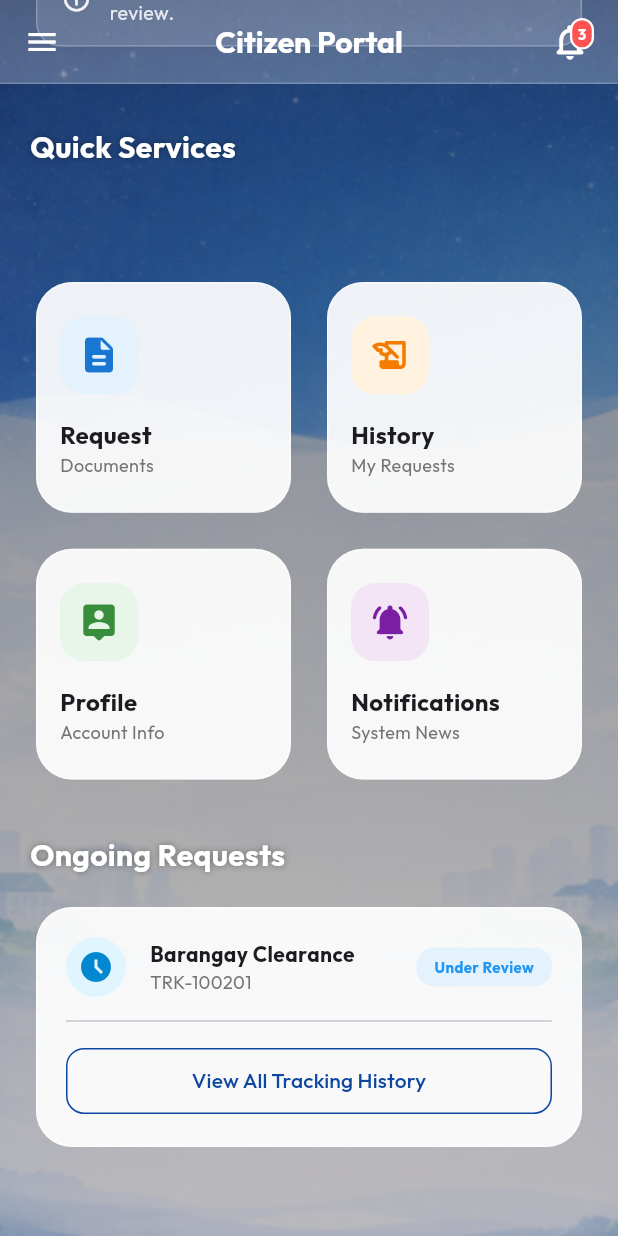
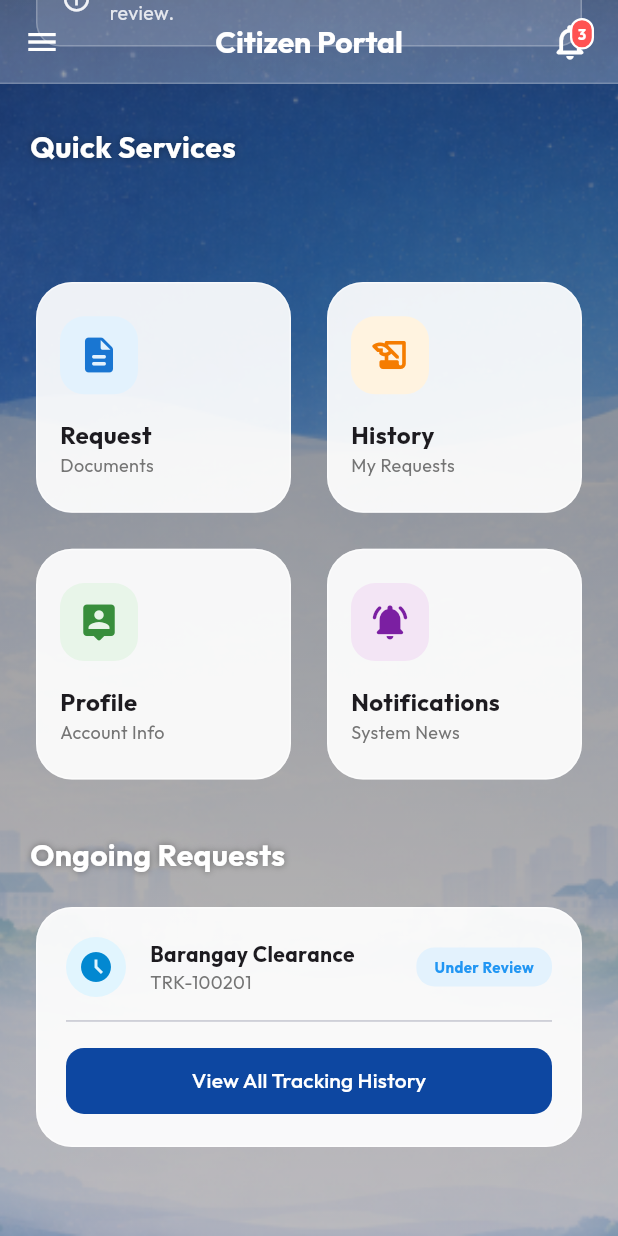
Before and after one commit to gab-hub-you/gsiacflutter, a Flutter app: the DashboardScreen screen opened directly, scrolled down 230 dp, on a phone screen of 412 x 824 dp. Run offline on Flutter 3.47's test engine with Material 3 defaults, Android fonts, the phone set to English and light mode, and no system bars; drawn by our look-alikes of flutter_animate; our stand-ins replace file_picker, flutter_dotenv, google_fonts, shared_preferences, supabase_flutter; accounts and stored records are empty.

Commit message:
ui improvements

```diff
--- a/lib/screens/dashboard_screen.dart
+++ b/lib/screens/dashboard_screen.dart
@@ -49,6 +49,7 @@ class DashboardScreen extends StatelessWidget {
             child: Image.asset(
               'lib/assets/image/bg.webp',
               fit: BoxFit.cover,
+              alignment: Alignment.topCenter,
             ),
           ),
           Positioned.fill(
@@ -267,14 +268,15 @@ class DashboardScreen extends StatelessWidget {
               ],
             ),
             const Divider(height: 32),
-            OutlinedButton(
+            ElevatedButton(
               onPressed: () => Navigator.push(
                   context, MaterialPageRoute(builder: (ctx) => const MyRequestsScreen())),
-              style: OutlinedButton.styleFrom(
+              style: ElevatedButton.styleFrom(
                 minimumSize: const Size(double.infinity, 44),
                 shape: RoundedRectangleBorder(borderRadius: BorderRadius.circular(12)),
-                side: const BorderSide(color: Color(0xFF0D47A1)),
-                foregroundColor: const Color(0xFF0D47A1),
+                backgroundColor: const Color(0xFF0D47A1),
+                foregroundColor: Colors.white,
+                elevation: 0,
               ),
               child: const Text('View All Tracking History'),
             ),
--- a/lib/screens/login_screen.dart
+++ b/lib/screens/login_screen.dart
@@ -52,6 +52,8 @@ class _LoginScreenState extends State<LoginScreen> {
   @override
   Widget build(BuildContext context) {
     return Scaffold(
+      backgroundColor: Colors.transparent,
+      resizeToAvoidBottomInset: false,
       body: Stack(
         children: [
           // Animated Gradient Background
@@ -60,6 +62,7 @@ Positioned.fill(
   child: Image.asset(
     'lib/assets/image/bg.webp',
     fit: BoxFit.cover,
+    alignment: Alignment.topCenter,
   ),
 ),
 
--- a/lib/screens/my_requests_screen.dart
+++ b/lib/screens/my_requests_screen.dart
@@ -37,12 +37,14 @@ class _MyRequestsScreenState extends State<MyRequestsScreen> {
         ),
       ),
       body: Stack(
+        fit: StackFit.expand,
         children: [
           // Background Image
           Positioned.fill(
             child: Image.asset(
               'lib/assets/image/bg.webp',
               fit: BoxFit.cover,
+              alignment: Alignment.topCenter,
             ),
           ),
 
@@ -63,7 +65,8 @@ class _MyRequestsScreenState extends State<MyRequestsScreen> {
           ),
 
           // Content
-          provider.isLoading
+          Positioned.fill(
+            child: provider.isLoading
                 ? const Center(child: CircularProgressIndicator(color: Colors.white))
                 : ListView.builder(
                     padding: const EdgeInsets.fromLTRB(20, 80, 20, 16),
@@ -72,6 +75,7 @@ class _MyRequestsScreenState extends State<MyRequestsScreen> {
                       final req = provider.requests[index];
                       return _buildRequestCard(req, index);
                     },
+                  ),
           ),
         ],
       ),
--- a/lib/screens/notification_screen.dart
+++ b/lib/screens/notification_screen.dart
@@ -49,6 +49,7 @@ class NotificationScreen extends StatelessWidget {
             child: Image.asset(
               'lib/assets/image/bg.webp',
               fit: BoxFit.cover,
+              alignment: Alignment.topCenter,
             ),
           ),
 
--- a/lib/screens/profile_screen.dart
+++ b/lib/screens/profile_screen.dart
@@ -75,12 +75,14 @@ class ProfileScreen extends StatelessWidget {
         ),
       ),
       body: Stack(
+        fit: StackFit.expand,
         children: [
           // Background Image
           Positioned.fill(
             child: Image.asset(
               'lib/assets/image/bg.webp',
               fit: BoxFit.cover,
+              alignment: Alignment.topCenter,
             ),
           ),
 
@@ -101,7 +103,8 @@ class ProfileScreen extends StatelessWidget {
           ),
 
           // Main Content
-          SingleChildScrollView(
+          Positioned.fill(
+            child: SingleChildScrollView(
               child: Column(
                 children: [
                   _buildProfileHeader(user),
@@ -145,6 +148,7 @@ class ProfileScreen extends StatelessWidget {
                     ),
                   ),
                 ],
+              ),
             ),
           ),
         ],
--- a/lib/screens/register_screen.dart
+++ b/lib/screens/register_screen.dart
@@ -126,6 +126,8 @@ class _RegisterScreenState extends State<RegisterScreen> {
   @override
   Widget build(BuildContext context) {
     return Scaffold(
+      backgroundColor: Colors.transparent,
+      resizeToAvoidBottomInset: false,
       body: Stack(
         children: [
           // Animated Gradient Background
@@ -134,6 +136,7 @@ Positioned.fill(
   child: Image.asset(
     'lib/assets/image/bg.webp',
     fit: BoxFit.cover,
+    alignment: Alignment.topCenter,
   ),
 ),
 
--- a/lib/screens/request_details_screen.dart
+++ b/lib/screens/request_details_screen.dart
@@ -37,12 +37,14 @@ class RequestDetailsScreen extends StatelessWidget {
         ),
       ),
       body: Stack(
+        fit: StackFit.expand,
         children: [
           // Background Image
           Positioned.fill(
             child: Image.asset(
               'lib/assets/image/bg.webp',
               fit: BoxFit.cover,
+              alignment: Alignment.topCenter,
             ),
           ),
 
@@ -63,7 +65,8 @@ class RequestDetailsScreen extends StatelessWidget {
           ),
 
           // Content
-          SingleChildScrollView(
+          Positioned.fill(
+            child: SingleChildScrollView(
               child: Column(
                 children: [
                   _buildStickyHeader(),
@@ -79,6 +82,7 @@ class RequestDetailsScreen extends StatelessWidget {
                     ),
                   ),
                 ],
+              ),
             ),
           ),
         ],
```
Also changed, not shown: lib/screens/request_document_screen.dart (+7 -2 lines). Lines whose indentation alone changed are shown as unchanged.
